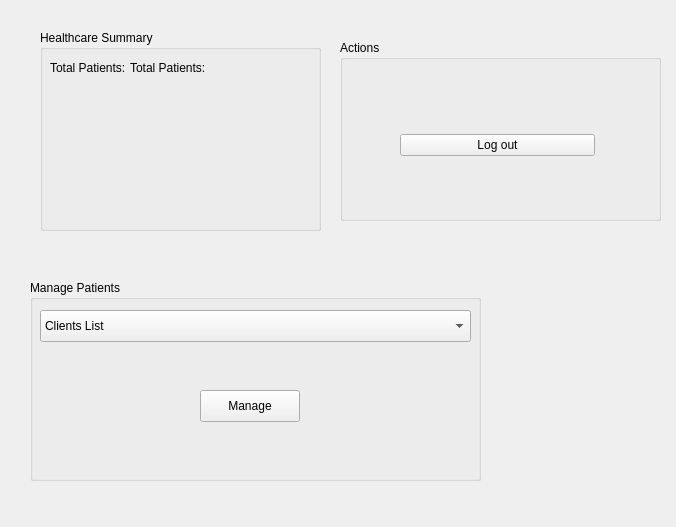
First picture: the form in ui_files/healthcare_main.ui, repository MatijaPuca/Alzheimer-s-Disease, before the edit.
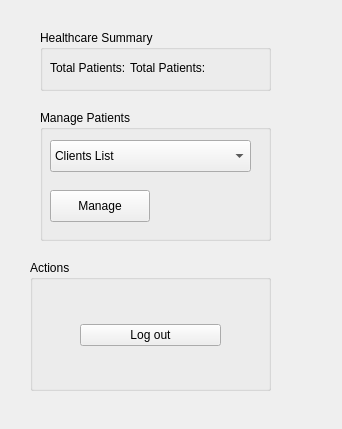
Second picture: the form after the edit.

```diff
--- a/ui_files/healthcare_main.ui
+++ b/ui_files/healthcare_main.ui
@@ -6,8 +6,8 @@
    <rect>
     <x>0</x>
     <y>0</y>
-    <width>676</width>
-    <height>527</height>
+    <width>342</width>
+    <height>429</height>
    </rect>
   </property>
   <property name="windowTitle">
@@ -18,8 +18,8 @@
     <rect>
      <x>40</x>
      <y>30</y>
-     <width>281</width>
-     <height>201</height>
+     <width>231</width>
+     <height>61</height>
     </rect>
    </property>
    <property name="title">
@@ -55,10 +55,10 @@
   <widget class="QGroupBox" name="groupBox_7">
    <property name="geometry">
     <rect>
-     <x>340</x>
-     <y>40</y>
-     <width>321</width>
-     <height>181</height>
+     <x>30</x>
+     <y>260</y>
+     <width>241</width>
+     <height>131</height>
     </rect>
    </property>
    <property name="title">
@@ -67,10 +67,10 @@
    <widget class="QWidget" name="verticalLayoutWidget">
     <property name="geometry">
      <rect>
-      <x>60</x>
-      <y>50</y>
-      <width>195</width>
-      <height>111</height>
+      <x>50</x>
+      <y>30</y>
+      <width>141</width>
+      <height>91</height>
      </rect>
     </property>
     <layout class="QVBoxLayout" name="verticalLayout">
@@ -90,10 +90,10 @@
   <widget class="QGroupBox" name="groupBox_2">
    <property name="geometry">
     <rect>
-     <x>30</x>
-     <y>280</y>
-     <width>451</width>
-     <height>201</height>
+     <x>40</x>
+     <y>110</y>
+     <width>231</width>
+     <height>131</height>
     </rect>
    </property>
    <property name="title">
@@ -104,10 +104,13 @@
      <rect>
       <x>10</x>
       <y>30</y>
-      <width>431</width>
+      <width>201</width>
       <height>32</height>
      </rect>
     </property>
+    <property name="currentText">
+     <string>Clients List</string>
+    </property>
     <item>
      <property name="text">
       <string>Clients List</string>
@@ -117,8 +120,8 @@
    <widget class="QPushButton" name="manage_client">
     <property name="geometry">
      <rect>
-      <x>170</x>
-      <y>110</y>
+      <x>10</x>
+      <y>80</y>
       <width>100</width>
       <height>32</height>
      </rect>
```
Left out of the diff: 2 changed lines with no effect on the pictures.
